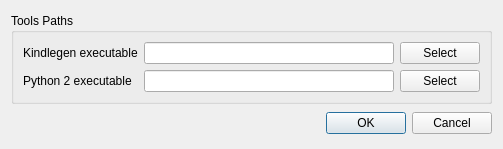
First picture: the form in preferences.ui, repository viniavila/KMM, before the edit.
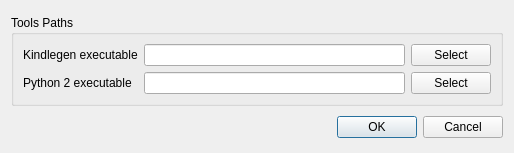
Second picture: the form after the edit.

Commit message: * fixed the widget TAB order

```diff
--- a/preferences.ui
+++ b/preferences.ui
@@ -9,8 +9,8 @@
    <rect>
     <x>0</x>
     <y>0</y>
-    <width>503</width>
-    <height>149</height>
+    <width>514</width>
+    <height>153</height>
    </rect>
   </property>
   <property name="windowTitle">
```
Left out of the diff: 6 changed lines with no effect on the pictures.
